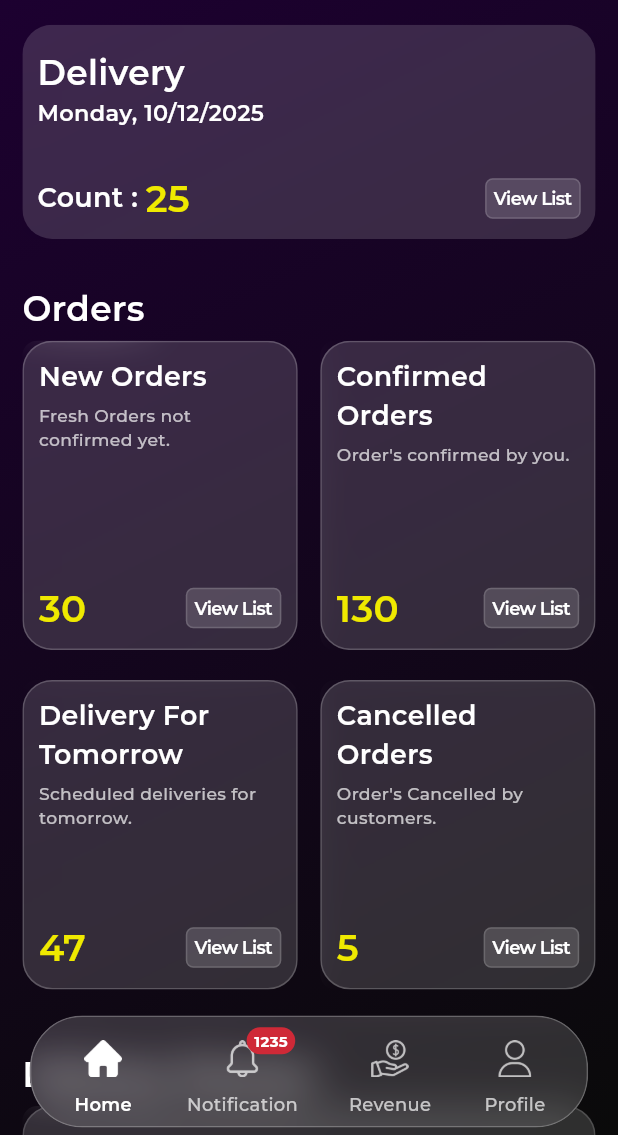
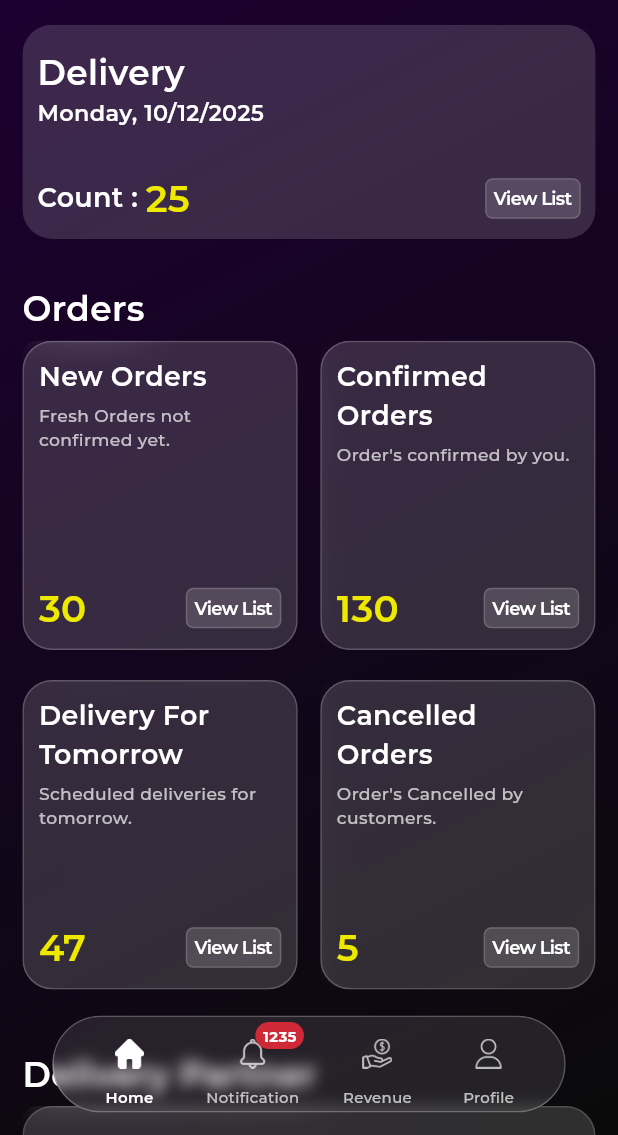
Before and after one commit to botaniqofficialstore/adminApp, a Flutter app: the screen it shows after launch, on a phone screen of 412 x 824 dp, the part 101-1236 px from its top. Run offline on Flutter 3.47's test engine with Material 3 defaults, Android fonts, the phone set to English and light mode, and no system bars; our stand-ins replace dio, firebase_core, firebase_messaging, flutter_local_notifications, flutter_riverpod, flutter_sizer and 8 more; missing offline and left inert: back_button_interceptor, dart:ffi, flutter_platform_alert, notification_center, open_settings_plus; accounts and stored records are empty; project files that could hold a hidden picture were left out.

Commit message:
Alingment issues fixed 1.Footer 2.Side Menu

```diff
--- a/lib/Screens/InnerScreens/MainScreen/MainScreen.dart
+++ b/lib/Screens/InnerScreens/MainScreen/MainScreen.dart
@@ -121,18 +121,18 @@ class MainScreenState extends ConsumerState<MainScreen> {
                 AnimatedPositioned(
                   duration: const Duration(milliseconds: 300),
                   curve: Curves.easeInOut,
-                  bottom: userScreenState.isFooterVisible ? 5.dp : -120.dp,
-                  left: 20.dp,
-                  right: 20.dp,
+                  bottom: userScreenState.isFooterVisible ? 15.dp : -120.dp,
+                  left: 35.dp,
+                  right: 35.dp,
                   child: const _BlurFooterContainer(),
                 ),
 
                 AnimatedPositioned(
                   duration: const Duration(milliseconds: 300),
                   curve: Curves.easeInOut,
-                  bottom: userScreenState.isFooterVisible ? 5.dp : -120.dp,
-                  left: 20.dp,
-                  right: 20.dp,
+                  bottom: userScreenState.isFooterVisible ? 15.dp : -120.dp,
+                  left: 25.dp,
+                  right: 25.dp,
                   child: UserFooterView(
                     currentModule: userScreenState.currentModule,
                     notificationCount: userScreenState.notificationCount,
@@ -164,11 +164,11 @@ class _BlurFooterContainer extends StatelessWidget {
     return ClipRRect(
       borderRadius: BorderRadius.circular(35.dp),
       child: BackdropFilter(
-        filter: ImageFilter.blur(sigmaX: 15.0, sigmaY: 15.0),
+        filter: ImageFilter.blur(sigmaX: 5.0, sigmaY: 5.0),
         child: Container(
-          height: 75.dp,
+          height: 65.dp,
           decoration: BoxDecoration(
-            color: Colors.white.withOpacity(0.15), // frosted glass effect
+            color: Colors.white.withOpacity(0.10), // frosted glass effect
             borderRadius: BorderRadius.circular(35.dp),
             border: Border.all(
               color: Colors.white.withOpacity(0.25),
@@ -224,12 +224,13 @@ class UserFooterViewState extends ConsumerState<UserFooterView> {
 
   @override
   Widget build(BuildContext context) {
+
     return IgnorePointer(
       ignoring: false,
       child: SizedBox(
-        height: 75.dp,
+        height: 65.dp,
         child: Padding(
-          padding: EdgeInsets.symmetric(horizontal: 10.dp),
+          padding: EdgeInsets.symmetric(horizontal: 25.dp),
           child: Column(
             mainAxisAlignment: MainAxisAlignment.center,
             children: [
@@ -248,7 +249,7 @@ class UserFooterViewState extends ConsumerState<UserFooterView> {
                               padding: EdgeInsets.zero,
                               child: Image.asset(
                                 isSelected ? activeIcons[index] : inactiveIcons[index],
-                                height: 25.dp,
+                                width: 20.dp,
                                 color: isSelected ? Colors.white : Colors.white70,
                                 colorBlendMode: BlendMode.srcIn,
                               ),
@@ -256,7 +257,7 @@ class UserFooterViewState extends ConsumerState<UserFooterView> {
                             objCommonWidgets.customText(
                               context,
                               moduleTitle[index],
-                              12,
+                              10,
                               isSelected ? Colors.white : Colors.white70,
                               isSelected ? objConstantFonts.montserratSemiBold : objConstantFonts.montserratMedium,
                             ),
@@ -266,7 +267,7 @@ class UserFooterViewState extends ConsumerState<UserFooterView> {
                         //Badge for Cart
                         if (index == 1 && widget.notificationCount <= 0)
                           Positioned(
-                            left: 40.dp,
+                            left: 33.dp,
                             top: 1.dp,
                             child: Container(
                               padding: EdgeInsets.symmetric(
--- a/lib/Utility/SideMenu.dart
+++ b/lib/Utility/SideMenu.dart
@@ -16,10 +16,9 @@ class SideMenu extends StatelessWidget {
         backgroundColor: Colors.transparent,
         width: 260.dp,
         child: BackdropFilter(
-        filter: ImageFilter.blur(sigmaX: 15.0, sigmaY: 15.0),
+          filter: ImageFilter.blur(sigmaX: 5.0, sigmaY: 5.0),
           child: Container(
             decoration: BoxDecoration(
-          color: Colors.white.withOpacity(0.05), // frosted glass effect
               borderRadius: BorderRadius.only(
                 topRight: Radius.circular(25.dp),
                 bottomRight: Radius.circular(25.dp),
@@ -33,7 +32,8 @@ class SideMenu extends StatelessWidget {
             ),
             child: SafeArea(
               child: Padding(
-            padding: EdgeInsets.symmetric(vertical: 15.dp, horizontal: 15.dp),
+                padding: EdgeInsets.symmetric(
+                    vertical: 15.dp, horizontal: 15.dp),
                 child: Column(
                   crossAxisAlignment: CrossAxisAlignment.start,
                   children: [
@@ -60,13 +60,21 @@ class SideMenu extends StatelessWidget {
                     SizedBox(height: 20.dp),
 
                     // MENU OPTIONS
-                menuCard(context, objConstantAssest.addAdmin, 'Contracts', ScreenName.contracts),
-                menuCard(context, objConstantAssest.addProduct, 'Products', ScreenName.products),
-                menuCard(context, objConstantAssest.reels, 'Reels', ScreenName.reels),
-                menuCard(context, objConstantAssest.addDeliveryPartner, 'Delivery Partner', ScreenName.deliveryPartner),
-                menuCard(context, objConstantAssest.adv, 'New Advertisement', ScreenName.advertisement),
-                menuCard(context, objConstantAssest.changePassword, 'Change Password', ScreenName.changePassword),
-                menuCard(context, objConstantAssest.logout, 'Logout', ScreenName.logout),
+                    menuCard(context, objConstantAssest.addAdmin, 'Contracts',
+                        ScreenName.contracts),
+                    menuCard(context, objConstantAssest.addProduct, 'Products',
+                        ScreenName.products),
+                    menuCard(context, objConstantAssest.reels, 'Reels',
+                        ScreenName.reels),
+                    menuCard(context, objConstantAssest.addDeliveryPartner,
+                        'Delivery Partner', ScreenName.deliveryPartner),
+                    menuCard(
+                        context, objConstantAssest.adv, 'New Advertisement',
+                        ScreenName.advertisement),
+                    menuCard(context, objConstantAssest.changePassword,
+                        'Change Password', ScreenName.changePassword),
+                    menuCard(context, objConstantAssest.logout, 'Logout',
+                        ScreenName.logout),
 
                     Spacer(),
 
@@ -85,7 +93,7 @@ class SideMenu extends StatelessWidget {
                       ),
                     ),
 
-                SizedBox(height: 20.dp),
+                    SizedBox(height: 25.dp),
 
                   ],
                 ),
@@ -97,7 +105,8 @@ class SideMenu extends StatelessWidget {
     );
   }
 
-  Widget menuCard(BuildContext context, String icon, String title, ScreenName module){
+  Widget menuCard(BuildContext context, String icon, String title,
+      ScreenName module) {
     return Padding(
       padding: EdgeInsets.symmetric(horizontal: 10.dp, vertical: 5.dp),
       child: CupertinoButton(
```
Lines whose indentation alone changed are shown as unchanged.
